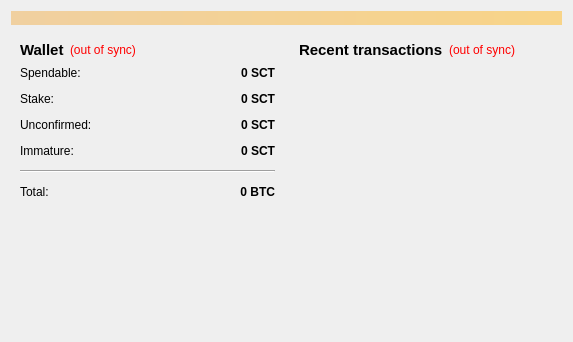
Before: the Qt Designer form src/qt/forms/overviewpage.ui in smartcryptotech/SmartCryptoTech, drawn with Qt 5.
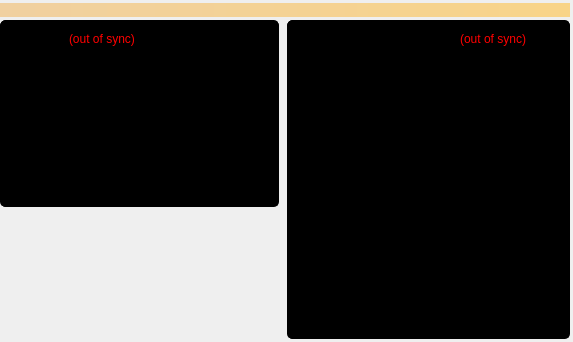
After: the same form once the commit is applied.

```diff
--- a/src/qt/forms/overviewpage.ui
+++ b/src/qt/forms/overviewpage.ui
@@ -13,7 +13,25 @@
   <property name="windowTitle">
    <string>Form</string>
   </property>
+  <property name="styleSheet">
+   <string notr="true"/>
+  </property>
   <layout class="QVBoxLayout" name="topLayout">
+   <property name="spacing">
+    <number>3</number>
+   </property>
+   <property name="leftMargin">
+    <number>0</number>
+   </property>
+   <property name="topMargin">
+    <number>3</number>
+   </property>
+   <property name="rightMargin">
+    <number>3</number>
+   </property>
+   <property name="bottomMargin">
+    <number>3</number>
+   </property>
    <item>
     <widget class="QLabel" name="labelAlerts">
      <property name="visible">
@@ -35,9 +53,23 @@
     <layout class="QHBoxLayout" name="horizontalLayout" stretch="1,1">
      <item>
       <layout class="QVBoxLayout" name="verticalLayout_2">
+       <property name="rightMargin">
+        <number>5</number>
+       </property>
        <item>
         <widget class="QWidget" name="widget" native="true">
+         <property name="styleSheet">
+          <string notr="true">background-color: rgb(0, 0, 0);
+border: 1px solid rgb(0, 0, 0); 
+border-radius: 5px;</string>
+         </property>
          <layout class="QVBoxLayout" name="verticalLayout_4">
+          <property name="leftMargin">
+           <number>5</number>
+          </property>
+          <property name="rightMargin">
+           <number>5</number>
+          </property>
           <item>
            <layout class="QHBoxLayout" name="horizontalLayout_4">
             <item>
@@ -284,6 +316,11 @@
       <layout class="QVBoxLayout" name="verticalLayout_3">
        <item>
         <widget class="QWidget" name="widget_2" native="true">
+         <property name="styleSheet">
+          <string notr="true">background-color: rgb(0,0,0);
+border: 1px solid rgb(0,0,0);
+border-radius: 5px;</string>
+         </property>
          <layout class="QVBoxLayout" name="verticalLayout">
           <item>
            <layout class="QHBoxLayout" name="horizontalLayout_2">
```
